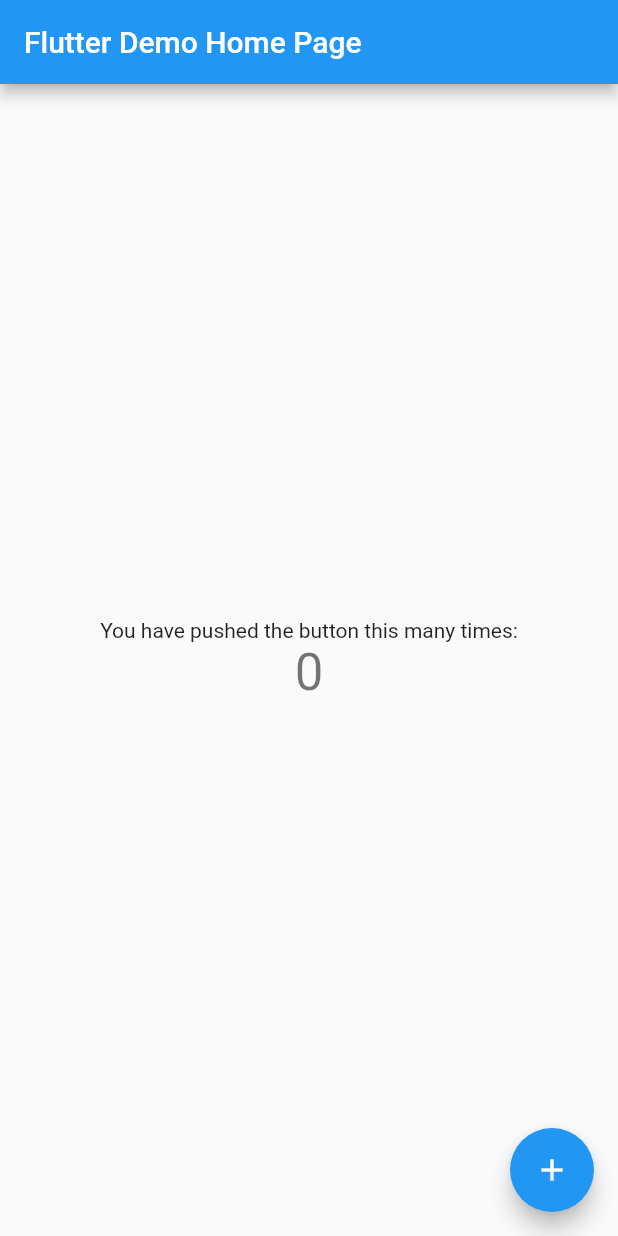
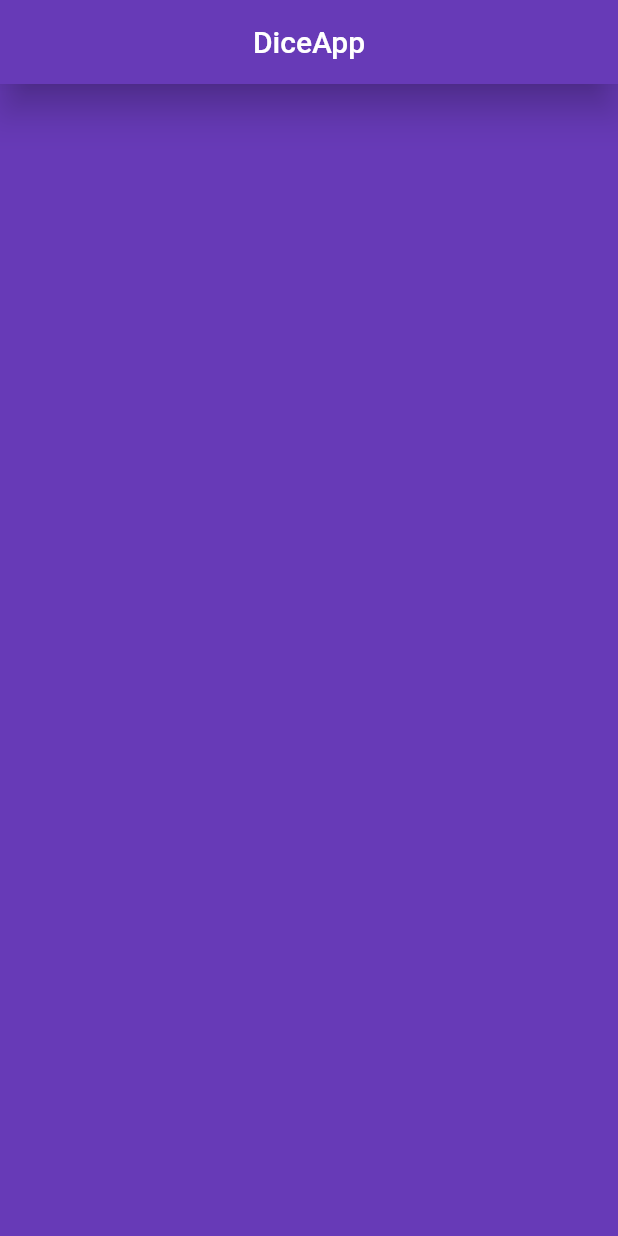
Before and after one commit to Yonil-M/app4_dado, a Flutter app: the screen it shows after launch, on a phone screen of 412 x 824 dp. Run offline on Flutter 3.47's test engine with Material 2 defaults, Android fonts, the light colour scheme and no system bars.

Commit message:
version 1.0

```diff
--- a/lib/main.dart
+++ b/lib/main.dart
@@ -1,115 +1,36 @@
 import 'package:flutter/material.dart';
 
 void main() {
-  runApp(const MyApp());
+  runApp(MyApp(),
+  );
 }
+
 
 class MyApp extends StatelessWidget {
   const MyApp({super.key});
 
-  // This widget is the root of your application.
   @override
   Widget build(BuildContext context) {
     return MaterialApp(
-      title: 'Flutter Demo',
-      theme: ThemeData(
-        // This is the theme of your application.
-        //
-        // Try running your application with "flutter run". You'll see the
-        // application has a blue toolbar. Then, without quitting the app, try
-        // changing the primarySwatch below to Colors.green and then invoke
-        // "hot reload" (press "r" in the console where you ran "flutter run",
-        // or simply save your changes to "hot reload" in a Flutter IDE).
-        // Notice that the counter didn't reset back to zero; the application
-        // is not restarted.
-        primarySwatch: Colors.blue,
-      ),
-      home: const MyHomePage(title: 'Flutter Demo Home Page'),
+      home: HomePage(),
     );
   }
 }
 
-class MyHomePage extends StatefulWidget {
-  const MyHomePage({super.key, required this.title});
-
-  // This widget is the home page of your application. It is stateful, meaning
-  // that it has a State object (defined below) that contains fields that affect
-  // how it looks.
-
-  // This class is the configuration for the state. It holds the values (in this
-  // case the title) provided by the parent (in this case the App widget) and
-  // used by the build method of the State. Fields in a Widget subclass are
-  // always marked "final".
-
-  final String title;
-
-  @override
-  State<MyHomePage> createState() => _MyHomePageState();
-}
-
-class _MyHomePageState extends State<MyHomePage> {
-  int _counter = 0;
-
-  void _incrementCounter() {
-    setState(() {
-      // This call to setState tells the Flutter framework that something has
-      // changed in this State, which causes it to rerun the build method below
-      // so that the display can reflect the updated values. If we changed
-      // _counter without calling setState(), then the build method would not be
-      // called again, and so nothing would appear to happen.
-      _counter++;
-    });
-  }
+class HomePage extends StatelessWidget {
+  const HomePage({super.key});
 
   @override
   Widget build(BuildContext context) {
-    // This method is rerun every time setState is called, for instance as done
-    // by the _incrementCounter method above.
-    //
-    // The Flutter framework has been optimized to make rerunning build methods
-    // fast, so that you can just rebuild anything that needs updating rather
-    // than having to individually change instances of widgets.
     return Scaffold(
-      appBar: AppBar(
-        // Here we take the value from the MyHomePage object that was created by
-        // the App.build method, and use it to set our appbar title.
-        title: Text(widget.title),
-      ),
-      body: Center(
-        // Center is a layout widget. It takes a single child and positions it
-        // in the middle of the parent.
-        child: Column(
-          // Column is also a layout widget. It takes a list of children and
-          // arranges them vertically. By default, it sizes itself to fit its
-          // children horizontally, and tries to be as tall as its parent.
-          //
-          // Invoke "debug painting" (press "p" in the console, choose the
-          // "Toggle Debug Paint" action from the Flutter Inspector in Android
-          // Studio, or the "Toggle Debug Paint" command in Visual Studio Code)
-          // to see the wireframe for each widget.
-          //
-          // Column has various properties to control how it sizes itself and
-          // how it positions its children. Here we use mainAxisAlignment to
-          // center the children vertically; the main axis here is the vertical
-          // axis because Columns are vertical (the cross axis would be
-          // horizontal).
-          mainAxisAlignment: MainAxisAlignment.center,
-          children: <Widget>[
-            const Text(
-              'You have pushed the button this many times:',
-            ),
-            Text(
-              '$_counter',
-              style: Theme.of(context).textTheme.headline4,
-            ),
-          ],
+        backgroundColor:Colors.deepPurple ,
+        appBar: AppBar(
+          title: Text("DiceApp"),
+          centerTitle: true,
+          backgroundColor: Colors.deepPurple,
+          elevation: 10.0,
+
         ),
-      ),
-      floatingActionButton: FloatingActionButton(
-        onPressed: _incrementCounter,
-        tooltip: 'Increment',
-        child: const Icon(Icons.add),
-      ), // This trailing comma makes auto-formatting nicer for build methods.
-    );
+      );
   }
 }
```
